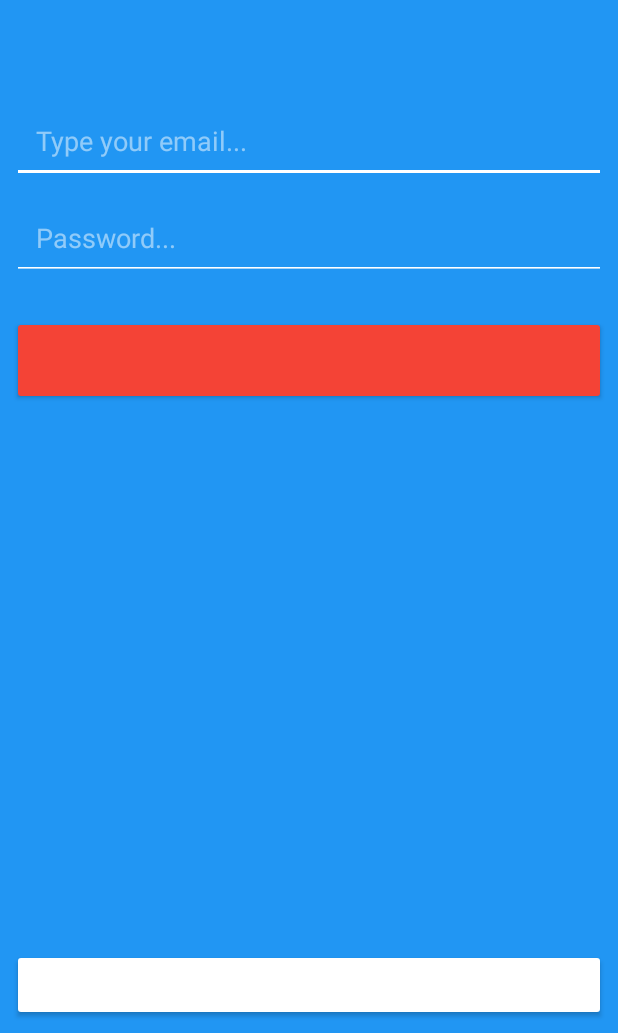
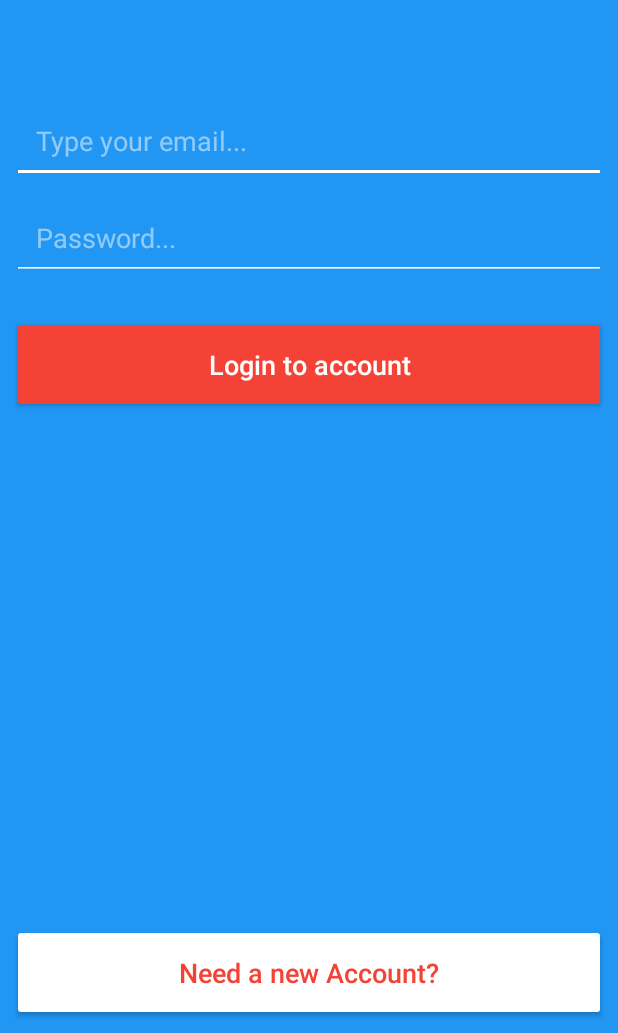
Before and after one commit to PsKs/FirePhotoBlog, an Android app: the screen it shows after launch (LoginActivity), on a phone screen of 412 x 824 dp, the part 203-1236 px from its top. Run offline under Robolectric (Android 15) with nearby library versions, the phone set to English and light mode, and no system bars; our stand-ins replace Firebase (no records; nobody signed in at launch, a user with empty details on screens opened directly).

Commit message:
Create login to Firebase with email and pass

```diff
--- a/app/src/main/java/com/example/psks/firephotoblog/LoginActivity.java
+++ b/app/src/main/java/com/example/psks/firephotoblog/LoginActivity.java
@@ -1,13 +1,105 @@
 package com.example.psks.firephotoblog;
 
+import android.content.Intent;
+import android.support.annotation.NonNull;
 import android.support.v7.app.AppCompatActivity;
 import android.os.Bundle;
+import android.text.TextUtils;
+import android.view.View;
+import android.widget.Button;
+import android.widget.EditText;
+import android.widget.ProgressBar;
+import android.widget.Toast;
+
+import com.google.android.gms.tasks.OnCompleteListener;
+import com.google.android.gms.tasks.Task;
+import com.google.firebase.auth.AuthResult;
+import com.google.firebase.auth.FirebaseAuth;
+import com.google.firebase.auth.FirebaseUser;
 
 public class LoginActivity extends AppCompatActivity {
+
+    private EditText mEmailField;
+    private EditText mPasswordField;
+    private Button bLogin;
+    private Button bRegLogin;
+    private ProgressBar pLoginProgrssBar;
+
+    // [START declare_auth]
+    private FirebaseAuth mAuth;
+    // [END declare_auth]
 
     @Override
     protected void onCreate(Bundle savedInstanceState) {
         super.onCreate(savedInstanceState);
         setContentView(R.layout.activity_login);
+
+        // Views
+        mEmailField = (EditText) findViewById(R.id.login_email);
+        mPasswordField = (EditText) findViewById(R.id.login_password);
+
+        // Buttons
+        bLogin = (Button) findViewById(R.id.loging_btn);
+        bRegLogin = (Button) findViewById(R.id.login_reg_btn);
+
+        // ProgressBar
+        pLoginProgrssBar = (ProgressBar) findViewById(R.id.loginProgressBar);
+
+        bLogin.setOnClickListener(new View.OnClickListener() {
+            @Override
+            public void onClick(View v) {
+
+                String email = mEmailField.getText().toString();
+                String password = mPasswordField.getText().toString();
+
+                if (!TextUtils.isEmpty(email) && !TextUtils.isEmpty(password)) {
+
+                    pLoginProgrssBar.setVisibility(View.VISIBLE);
+
+                    // [START sign_in_with_email]
+                    mAuth.signInWithEmailAndPassword(email, password)
+                            .addOnCompleteListener(new OnCompleteListener<AuthResult>() {
+                                @Override
+                                public void onComplete(@NonNull Task<AuthResult> task) {
+                                    if (task.isSuccessful()) {
+                                        sendToMain();
+                                    } else {
+                                        String errorMsg = task.getException().getMessage();
+                                        Toast.makeText(LoginActivity.this, "Error : " + errorMsg, Toast.LENGTH_LONG).show();
+                                    }
+
+                                pLoginProgrssBar.setVisibility(View.INVISIBLE);
+
+                                }
+                    });
+                    // [END sign_in_with_email]
+                }
+
+            }
+        });
+
+        // [START initialize_auth]
+        mAuth = FirebaseAuth.getInstance();
+        // [END initialize_auth]
+    }
+
+    // [START on_start_check_user]
+    @Override
+    protected void onStart() {
+        super.onStart();
+        // Check if user is signed in (non-null) and update UI accordingly.
+        FirebaseUser currentUser = mAuth.getCurrentUser();
+        if (currentUser != null) {
+            // User is signed in
+            sendToMain();
+        } else {
+            // No user is signed in
+        }
+    }
+
+    private void sendToMain() {
+        Intent mainIntent = new Intent (LoginActivity.this, MainActivity.class);
+        startActivity(mainIntent);
+        finish();
     }
 }
--- a/app/src/main/java/com/example/psks/firephotoblog/MainActivity.java
+++ b/app/src/main/java/com/example/psks/firephotoblog/MainActivity.java
@@ -3,6 +3,9 @@ package com.example.psks.firephotoblog;
 import android.content.Intent;
 import android.support.v7.app.AppCompatActivity;
 import android.os.Bundle;
+
+import com.google.firebase.auth.FirebaseAuth;
+import com.google.firebase.auth.FirebaseUser;
 
 public class MainActivity extends AppCompatActivity {
 
@@ -10,8 +13,22 @@ public class MainActivity extends AppCompatActivity {
     protected void onCreate(Bundle savedInstanceState) {
         super.onCreate(savedInstanceState);
         setContentView(R.layout.activity_main);
+    }
 
-        Intent intent = new Intent(MainActivity.this, LoginActivity.class);
-        startActivity(intent);
+    @Override
+    protected void onStart() {
+        super.onStart();
+
+        FirebaseUser user = FirebaseAuth.getInstance().getCurrentUser();
+        if (user != null) {
+            // User is signed in
+        } else {
+            // No user is signed in
+            Intent loginIntent = new Intent(MainActivity.this, LoginActivity.class);
+            startActivity(loginIntent);
+            finish();
+        }
+
+
     }
 }
--- a/app/src/main/res/layout/activity_login.xml
+++ b/app/src/main/res/layout/activity_login.xml
@@ -32,6 +32,7 @@
         android:padding="16dp"
         android:textColor="@android:color/white"
         android:textColorHint="@color/whiteTransparentHalf"
+        android:textSize="18sp"
         app:layout_constraintEnd_toEndOf="parent"
         app:layout_constraintHorizontal_bias="1.0"
         app:layout_constraintStart_toStartOf="parent"
@@ -51,6 +52,7 @@
         android:padding="16dp"
         android:textColor="@android:color/white"
         android:textColorHint="@color/whiteTransparentHalf"
+        android:textSize="18sp"
         app:layout_constraintBottom_toBottomOf="parent"
         app:layout_constraintEnd_toEndOf="parent"
         app:layout_constraintHorizontal_bias="0.0"
@@ -68,13 +70,13 @@
         android:backgroundTint="@color/colorAccent"
         android:paddingBottom="20dp"
         android:paddingTop="20dp"
+        android:text="@string/login_btn_txt"
         android:textAllCaps="false"
         android:textColor="@android:color/white"
-        android:textSize="14sp"
+        android:textSize="18sp"
         app:layout_constraintEnd_toEndOf="parent"
         app:layout_constraintStart_toStartOf="parent"
-        app:layout_constraintTop_toBottomOf="@+id/login_password"
-        tools:text="@string/login_btn_txt" />
+        app:layout_constraintTop_toBottomOf="@+id/login_password" />
 
     <Button
         android:id="@+id/login_reg_btn"
@@ -84,11 +86,24 @@
         android:layout_marginEnd="8dp"
         android:layout_marginStart="8dp"
         android:backgroundTint="@android:color/white"
+        android:paddingBottom="20dp"
+        android:paddingTop="20dp"
+        android:text="@string/login_reg_btn_txt"
         android:textAllCaps="false"
         android:textColor="@color/colorAccent"
-        android:textSize="14sp"
+        android:textSize="18sp"
         app:layout_constraintBottom_toBottomOf="parent"
         app:layout_constraintEnd_toEndOf="parent"
+        app:layout_constraintStart_toStartOf="parent" />
+
+    <ProgressBar
+        android:id="@+id/loginProgressBar"
+        style="?android:attr/progressBarStyleHorizontal"
+        android:layout_width="0dp"
+        android:layout_height="12dp"
+        android:indeterminate="true"
+        android:visibility="invisible"
+        app:layout_constraintEnd_toEndOf="parent"
         app:layout_constraintStart_toStartOf="parent"
-        tools:text="@string/login_reg_btn_txt" />
+        app:layout_constraintTop_toTopOf="parent" />
 </android.support.constraint.ConstraintLayout>
```
